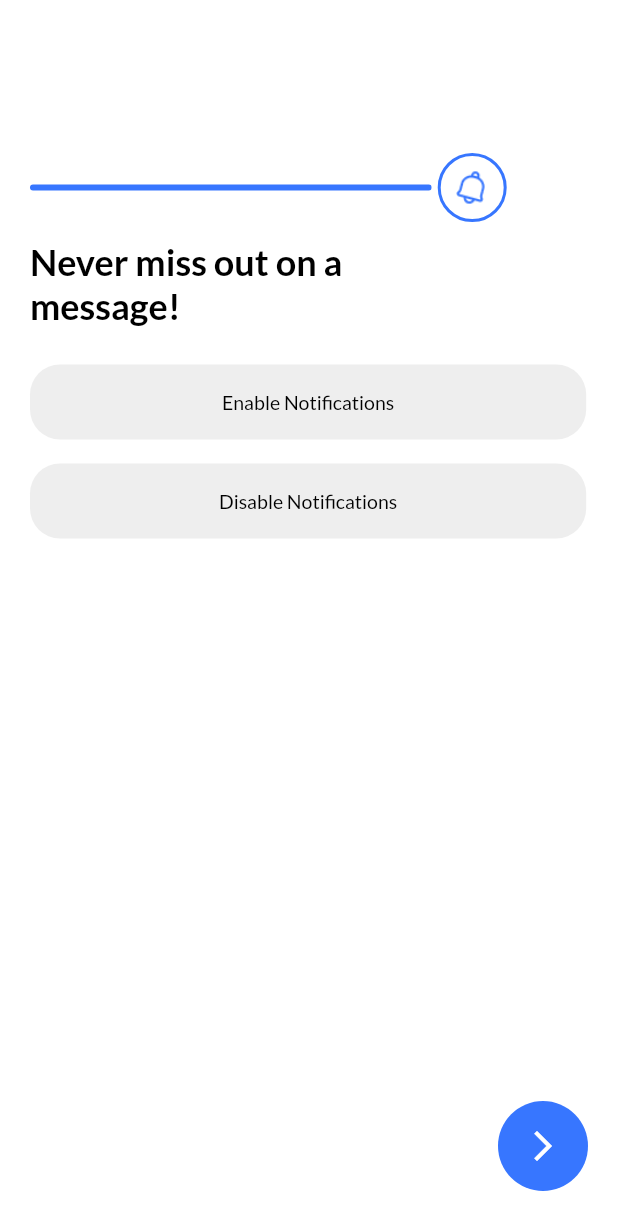
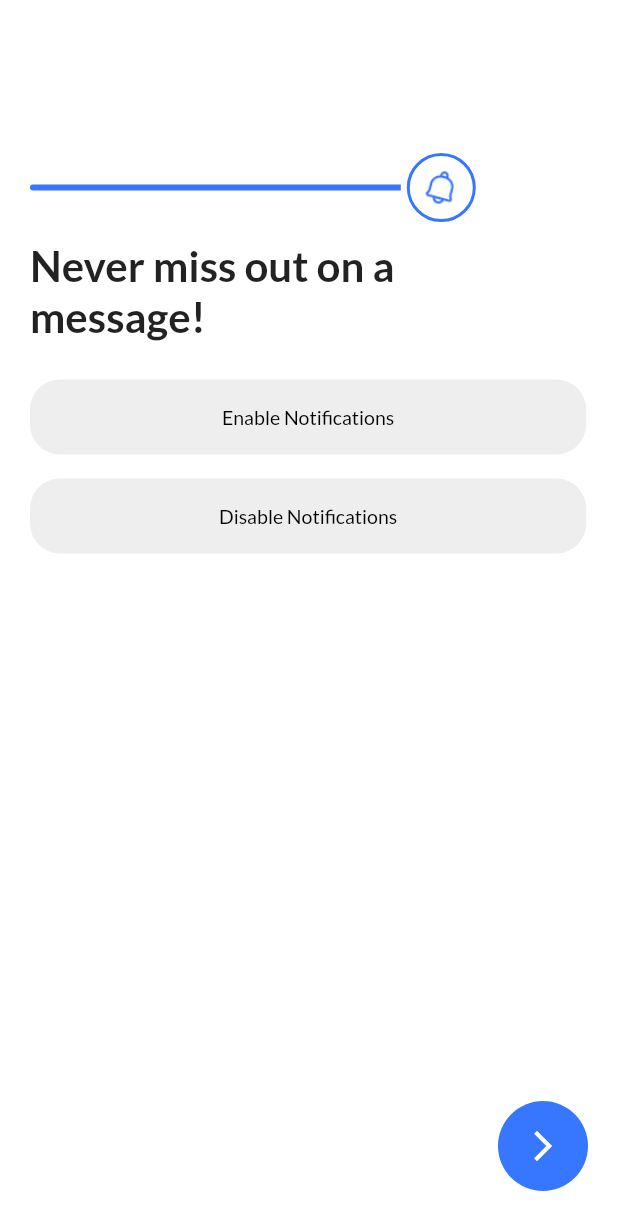
Before and after one commit to numanjaved14/mashallete-dating-app, a Flutter app: the OnBoardingDateOfBirthScreen screen opened by its route, after a tap on the "arrow forward ios" icon, after a tap on "I confirm that I am 26 years old.", on a phone screen of 412 x 824 dp. Shown: the top 1230 px of the screen. Run offline on Flutter 3.47's test engine with Material 2 defaults, Android fonts, the phone set to English and light mode, and no system bars; our stand-ins replace blurrycontainer, dotted_border, google_fonts, pinput.

Commit message:
changes complete in project.

```diff
--- a/lib/GroundRules/ground_rule_one_screen.dart
+++ b/lib/GroundRules/ground_rule_one_screen.dart
@@ -99,12 +99,12 @@ class _GroundRuleOneScreenState extends State<GroundRuleOneScreen> {
             const SizedBox(
               height: 10,
             ),
-            Text(
+            const Text(
               "You should be able to find your special someone without being shared around.",
-              style: utils.mediumTitleTextStyle(color: Colors.black),
+              style: TextStyle(fontSize: 17, height: 1.5),
             ),
             SizedBox(
-              height: MediaQuery.of(context).size.height * 0.4,
+              height: MediaQuery.of(context).size.height * 0.37,
             ),
             Align(
               alignment: Alignment.center,
--- a/lib/GroundRules/ground_rule_three_screen.dart
+++ b/lib/GroundRules/ground_rule_three_screen.dart
@@ -100,12 +100,12 @@ class _GroundRuleThreeScreenState extends State<GroundRuleThreeScreen> {
             const SizedBox(
               height: 10,
             ),
-            Text(
+            const Text(
               "If you don't message each other for 7 days, we'll unmatch you automatically. Don't worry, we'll send you some reminders!.",
-              style: utils.mediumTitleTextStyle(color: Colors.black),
+              style: TextStyle(fontSize: 17, height: 1.5),
             ),
             SizedBox(
-              height: MediaQuery.of(context).size.height * 0.38,
+              height: MediaQuery.of(context).size.height * 0.37,
             ),
             Align(
               alignment: Alignment.center,
--- a/lib/GroundRules/ground_rule_two_screen.dart
+++ b/lib/GroundRules/ground_rule_two_screen.dart
@@ -100,12 +100,12 @@ class _GroundRuleTwoScreenState extends State<GroundRuleTwoScreen> {
             const SizedBox(
               height: 10,
             ),
-            Text(
+            const Text(
               "If you are inactive for more than 10 days. Your profile will be invisible until you log back in.",
-              style: utils.mediumTitleTextStyle(color: Colors.black),
+              style: TextStyle(fontSize: 17, height: 1.5),
             ),
             SizedBox(
-              height: MediaQuery.of(context).size.height * 0.4,
+              height: MediaQuery.of(context).size.height * 0.37,
             ),
             Align(
               alignment: Alignment.center,
--- a/lib/Onboarding/onboarding_add_photos_screen.dart
+++ b/lib/Onboarding/onboarding_add_photos_screen.dart
@@ -32,7 +32,7 @@ class _OnBoardingAddPhotosScreenState extends State<OnBoardingAddPhotosScreen> {
                 alignment: Alignment.center,
                 children: [
                   Container(
-                    width: MediaQuery.of(context).size.width * 0.8,
+                    width: MediaQuery.of(context).size.width * 0.75,
                     height: 4,
                     decoration: BoxDecoration(
                       borderRadius: BorderRadius.circular(10),
--- a/lib/Onboarding/onboarding_dob_screen.dart
+++ b/lib/Onboarding/onboarding_dob_screen.dart
@@ -88,10 +88,11 @@ class _OnBoardingDateOfBirthScreenState
                   const SizedBox(
                     height: 10,
                   ),
-                  Text(
+                  const Text(
                     "What's your date of \nbirth?",
-                    style: utils.largeHeadingTextStyle(
-                      color: Colors.black,
+                    style: TextStyle(
+                      fontSize: 28,
+                      fontWeight: FontWeight.w600,
                     ),
                   ),
                   const SizedBox(
@@ -102,13 +103,13 @@ class _OnBoardingDateOfBirthScreenState
                     style: utils.mediumTitleTextStyle(color: Colors.black),
                   ),
                   const SizedBox(
-                    height: 20,
+                    height: 30,
                   ),
                   Row(
                     children: [
                       utils.textFieldDOB(
                           controller: monthController,
-                          width: MediaQuery.of(context).size.width * 0.13,
+                          width: MediaQuery.of(context).size.width * 0.16,
                           hintText: "MM",
                           fontSize: 15.0),
                       const SizedBox(
@@ -116,7 +117,7 @@ class _OnBoardingDateOfBirthScreenState
                       ),
                       utils.textFieldDOB(
                           controller: dayController,
-                          width: MediaQuery.of(context).size.width * 0.13,
+                          width: MediaQuery.of(context).size.width * 0.16,
                           hintText: "DD",
                           fontSize: 15.0),
                       const SizedBox(
@@ -124,7 +125,7 @@ class _OnBoardingDateOfBirthScreenState
                       ),
                       utils.textFieldDOB(
                           controller: yearController,
-                          width: MediaQuery.of(context).size.width * 0.2,
+                          width: MediaQuery.of(context).size.width * 0.23,
                           hintText: "YYYY",
                           fontSize: 15.0),
                     ],
@@ -259,24 +260,24 @@ class _OnBoardingDateOfBirthScreenState
                         ),
                       ),
                       const SizedBox(
-                        height: 20,
+                        height: 30,
                       ),
                       Row(
                         children: [
                           utils.textField(
-                              width: MediaQuery.of(context).size.width * 0.15,
+                              width: MediaQuery.of(context).size.width * 0.16,
                               hintText: "MM"),
                           const SizedBox(
                             width: 10,
                           ),
                           utils.textField(
-                              width: MediaQuery.of(context).size.width * 0.15,
+                              width: MediaQuery.of(context).size.width * 0.16,
                               hintText: "DD"),
                           const SizedBox(
                             width: 10,
                           ),
                           utils.textField(
-                              width: MediaQuery.of(context).size.width * 0.2,
+                              width: MediaQuery.of(context).size.width * 0.23,
                               hintText: "YYYY"),
                         ],
                       ),
--- a/lib/Onboarding/onboarding_location_screen.dart
+++ b/lib/Onboarding/onboarding_location_screen.dart
@@ -42,7 +42,7 @@ class _OnBoardingLocationScreenState extends State<OnBoardingLocationScreen> {
                         ),
                       ),
                       Container(
-                        width: MediaQuery.of(context).size.width * 0.6,
+                        width: MediaQuery.of(context).size.width * 0.63,
                         height: 4,
                         decoration: BoxDecoration(
                           borderRadius: BorderRadius.circular(10),
@@ -104,7 +104,8 @@ class _OnBoardingLocationScreenState extends State<OnBoardingLocationScreen> {
                     contentPadding: const EdgeInsets.only(top: 5, left: 15),
                     hintText: "Location",
                     border: InputBorder.none,
-                    hintStyle: const TextStyle(color: Colors.grey),
+                    hintStyle:
+                        const TextStyle(color: Colors.grey, fontSize: 19),
                     focusedBorder: OutlineInputBorder(
                       borderSide:
                           const BorderSide(color: blueColor, width: 1.5),
--- a/lib/Onboarding/onboarding_looking_for_h_w_screen.dart
+++ b/lib/Onboarding/onboarding_looking_for_h_w_screen.dart
@@ -31,7 +31,7 @@ class _OnBoardingLookingForScreenState
                 alignment: Alignment.center,
                 children: [
                   Container(
-                    width: MediaQuery.of(context).size.width * 0.8,
+                    width: MediaQuery.of(context).size.width * 0.75,
                     height: 4,
                     decoration: BoxDecoration(
                       borderRadius: BorderRadius.circular(10),
--- a/lib/Onboarding/onboarding_notifications_screen.dart
+++ b/lib/Onboarding/onboarding_notifications_screen.dart
@@ -54,7 +54,7 @@ class _OnBoardingNotificationsScreenState
                   Positioned(
                     top: 0,
                     bottom: 0,
-                    left: MediaQuery.of(context).size.width * 0.65,
+                    left: MediaQuery.of(context).size.width * 0.60,
                     child: Container(
                       color: Colors.white,
                       padding: const EdgeInsets.all(2),
@@ -82,10 +82,11 @@ class _OnBoardingNotificationsScreenState
             const SizedBox(
               height: 10,
             ),
-            Text(
+            const Text(
               "Never miss out on a \nmessage!",
-              style: utils.largeHeadingTextStyle(
-                color: Colors.black,
+              style: TextStyle(
+                fontSize: 28,
+                fontWeight: FontWeight.w600,
               ),
             ),
             const SizedBox(
--- a/lib/Onboarding/onboarding_photo_verification_screen.dart
+++ b/lib/Onboarding/onboarding_photo_verification_screen.dart
@@ -56,7 +56,7 @@ class _OnBoardingPhotoVerificationScreenState
                   Positioned(
                     top: 0,
                     bottom: 0,
-                    left: MediaQuery.of(context).size.width * 0.65,
+                    left: MediaQuery.of(context).size.width * 0.60,
                     child: Container(
                       color: Colors.white,
                       padding: const EdgeInsets.all(2),
@@ -87,7 +87,7 @@ class _OnBoardingPhotoVerificationScreenState
             const Text(
               "You're too good to be \ntrue!",
               style: TextStyle(
-                fontSize: 24,
+                fontSize: 27,
                 fontWeight: FontWeight.w500,
               ),
             ),
--- a/lib/Onboarding/onboarding_religious_screen.dart
+++ b/lib/Onboarding/onboarding_religious_screen.dart
@@ -88,7 +88,7 @@ class _OnBoardingReligiousScreenState extends State<OnBoardingReligiousScreen> {
               ),
             ),
             const SizedBox(
-              height: 25,
+              height: 30,
             ),
             utils.bigButton(
                 width: MediaQuery.of(context).size.width * 0.9,
--- a/lib/Onboarding/onboarding_welcome_screen.dart
+++ b/lib/Onboarding/onboarding_welcome_screen.dart
@@ -28,7 +28,7 @@ class _WelcomeNameScreenState extends State<WelcomeNameScreen> {
               "Welcome Aadil!",
               style: TextStyle(
                 fontSize: 30,
-                fontWeight: FontWeight.bold,
+                fontWeight: FontWeight.w500,
               ),
             ),
             const SizedBox(
--- a/lib/Utilities/app_utils.dart
+++ b/lib/Utilities/app_utils.dart
@@ -62,8 +62,8 @@ class AppUtils {
 
   largeHeadingTextStyle({color}) {
     return TextStyle(
-      fontSize: 24,
-      fontWeight: FontWeight.w600,
+      fontSize: 26,
+      fontWeight: FontWeight.w700,
       color: color,
     );
   }
```
Also changed, not shown: lib/Authentication/landing_page.dart (+6 -2 lines), lib/Onboarding/onboarding_ethnicity_screen.dart (+4 -4 lines), lib/Onboarding/onboarding_name_screen.dart (+5 -3 lines), lib/Onboarding/onboarding_phone_screen.dart (+5 -4 lines), lib/Onboarding/onboarding_phone_verification_screen.dart (+6 -9 lines), lib/Onboarding/onboarding_thank_you_screen.dart (+5 -3 lines).
